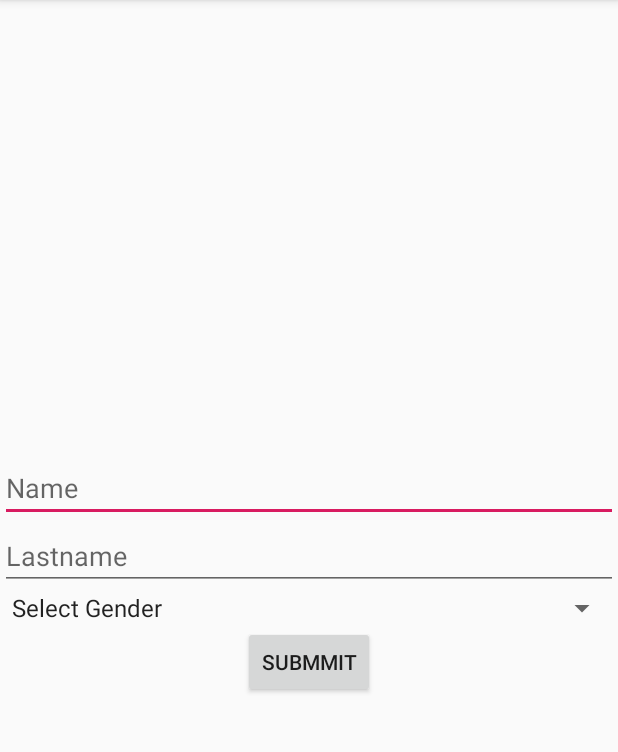
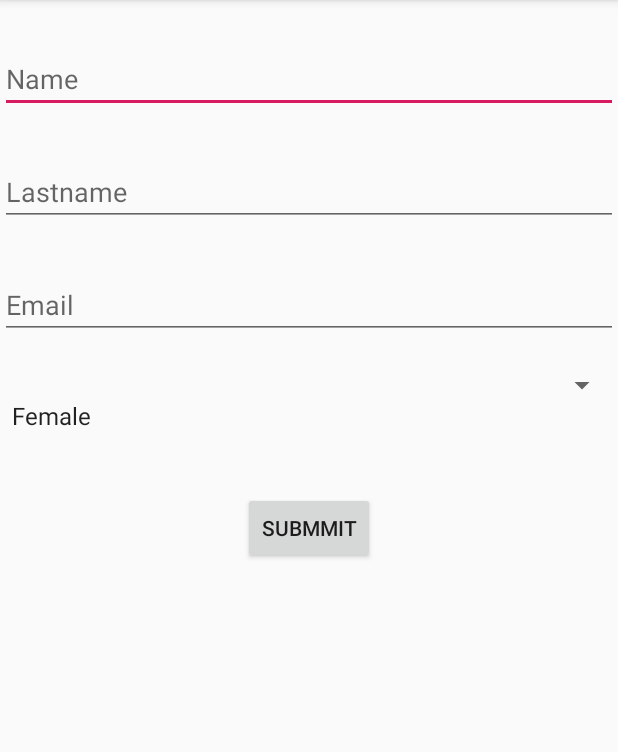
Before and after one commit to 00127417/Labo3_PDM_ejercicio_00127417, an Android app: the screen it shows after launch (MainActivity), on a phone screen of 412 x 824 dp, the part 84-836 px from its top. Run offline under Robolectric (Android 15) with nearby library versions, the phone set to English and light mode, and no system bars.

Commit message:
se creo la segunda actividad y se pasan los los datos a ella

```diff
--- a/app/src/main/AndroidManifest.xml
+++ b/app/src/main/AndroidManifest.xml
@@ -9,6 +9,7 @@
         android:roundIcon="@mipmap/ic_launcher_round"
         android:supportsRtl="true"
         android:theme="@style/AppTheme">
+        <activity android:name=".SecondActivity"></activity>
         <activity android:name=".MainActivity">
             <intent-filter>
                 <action android:name="android.intent.action.MAIN" />
--- a/app/src/main/java/com/example/labo3_pdm_ejercicio_00127417/MainActivity.java
+++ b/app/src/main/java/com/example/labo3_pdm_ejercicio_00127417/MainActivity.java
@@ -1,31 +1,42 @@
 package com.example.labo3_pdm_ejercicio_00127417;
 
+import android.content.Intent;
 import android.support.v7.app.AppCompatActivity;
 import android.os.Bundle;
 import android.view.View;
 import android.widget.AdapterView;
 import android.widget.ArrayAdapter;
+import android.widget.Button;
+import android.widget.EditText;
 import android.widget.Spinner;
 import android.widget.Toast;
 
-public class MainActivity extends AppCompatActivity  {
+public class MainActivity extends AppCompatActivity {
 
     private Spinner gender;
+    private EditText name, last, email;
+    private Button mButton;
+    private String tGender;
 
     @Override
     protected void onCreate(Bundle savedInstanceState) {
         super.onCreate(savedInstanceState);
         setContentView(R.layout.activity_main);
 
+        name = findViewById(R.id.et_name);
+        last = findViewById(R.id.et_lastname);
+        email = findViewById(R.id.et_email);
         gender = findViewById(R.id.spinner_gender);
+        mButton = findViewById(R.id.action_submmit);
+
         ArrayAdapter<CharSequence> adapter = ArrayAdapter.createFromResource(this, R.array.gender, android.R.layout.simple_spinner_item);
         adapter.setDropDownViewResource(android.R.layout.simple_spinner_dropdown_item);
         gender.setAdapter(adapter);
         gender.setOnItemSelectedListener(new AdapterView.OnItemSelectedListener() {
             @Override
             public void onItemSelected(AdapterView<?> parent, View view, int position, long id) {
-                String text = parent.getItemAtPosition(position).toString();
-                Toast.makeText(parent.getContext(),text,Toast.LENGTH_SHORT).show();
+                tGender = parent.getItemAtPosition(position).toString();
+
             }
 
             @Override
@@ -33,6 +44,18 @@ public class MainActivity extends AppCompatActivity  {
 
             }
         });
+
+        mButton.setOnClickListener(v -> {
+            String tName = name.getText().toString();
+            String tLast = last.getText().toString();
+            String tEmail = email.getText().toString();
+            Intent mIntent = new Intent(MainActivity.this, SecondActivity.class);
+            mIntent.putExtra("name_text", tName);
+            mIntent.putExtra("last_text", tLast);
+            mIntent.putExtra("email_text", tEmail);
+            mIntent.putExtra("gender_text", tGender);
+            startActivity(mIntent);
+        });
     }
 
 }
--- a/app/src/main/res/layout/activity_main.xml
+++ b/app/src/main/res/layout/activity_main.xml
@@ -3,27 +3,43 @@
     xmlns:tools="http://schemas.android.com/tools"
     android:layout_width="match_parent"
     android:layout_height="match_parent"
+    android:gravity="center_horizontal"
     android:orientation="vertical"
-    android:gravity="center"
     tools:context=".MainActivity">
 
     <EditText
+        android:id="@+id/et_name"
         android:layout_width="match_parent"
         android:layout_height="wrap_content"
-        android:hint="Name"/>
+        android:hint="@string/hint_name"
+        android:paddingTop="@dimen/paddingTop_standar" />
+
     <EditText
+        android:id="@+id/et_lastname"
         android:layout_width="match_parent"
         android:layout_height="wrap_content"
-        android:hint="Lastname"/>
+        android:hint="@string/hint_lastname"
+        android:paddingTop="@dimen/paddingTop_standar" />
+
+    <EditText
+        android:id="@+id/et_email"
+        android:layout_width="match_parent"
+        android:layout_height="wrap_content"
+        android:hint="@string/hint_email"
+        android:paddingTop="@dimen/paddingTop_standar" />
+
     <Spinner
         android:id="@+id/spinner_gender"
         android:layout_width="fill_parent"
-        android:layout_height="wrap_content"/>
+        android:layout_height="wrap_content"
+        android:paddingTop="@dimen/paddingTop_standar" />
 
     <Button
+        android:id="@+id/action_submmit"
         android:layout_width="wrap_content"
         android:layout_height="wrap_content"
-        android:text="submmit"/>
+        android:layout_marginTop="@dimen/paddingTop_standar"
+        android:text="@string/action_text" />
 
 
 </LinearLayout>
--- /dev/null
+++ b/app/src/main/res/values/dimens.xml
@@ -0,0 +1,4 @@
+<?xml version="1.0" encoding="utf-8"?>
+<resources>
+    <dimen name="paddingTop_standar">40dp</dimen>
+</resources>
--- a/app/src/main/res/values/strings.xml
+++ b/app/src/main/res/values/strings.xml
@@ -1,8 +1,15 @@
 <resources>
     <string name="app_name">Labo3_PDM_ejercicio_00127417</string>
+    <string name="hint_name">Name</string>
+    <string name="hint_lastname">Lastname</string>
+    <string name="hint_email">Email</string>
+    <string name="action_text">submmit</string>
+    <string name="tv_gender">Gender</string>
+    <string name="tv_name">Name</string>
+    <string name="tv_lastname">LastName</string>
+    <string name="tv_Email">Email</string>
 
     <string-array name="gender">
-        <item>Select Gender</item>
         <item>Female</item>
         <item>Male</item>
     </string-array>
```
Also changed, not shown: app/src/main/java/com/example/labo3_pdm_ejercicio_00127417/SecondActivity.java (added, +31 -0 lines), app/src/main/res/layout/activity_second.xml (added, +90 -0 lines).
